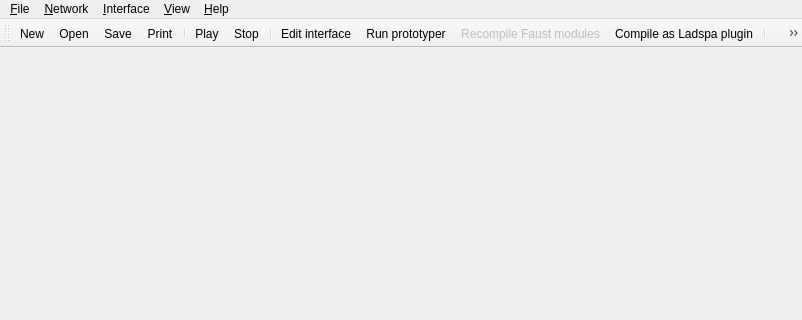
Above: NetworkEditor/src/MainWindow.ui from clam-project/clam before the change; both pictures show x 0 to 802 and y 0 to 320 of the 802 by 508 pixel window. Below: the same form after it.
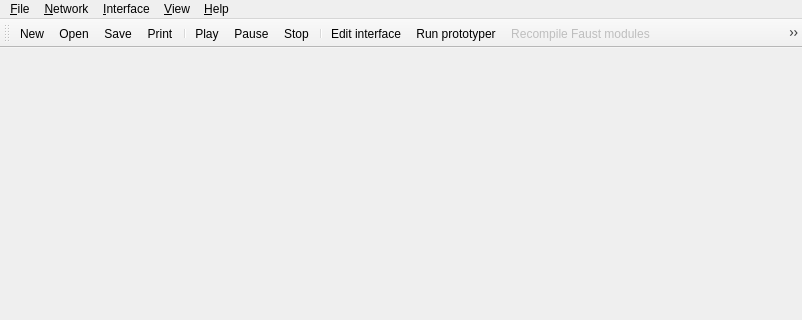
That is the form after the change. Icons and pictures are not drawn.

Commit message: * NetworkEditor: added actions and icons for pause  * NetworkEditor: More resolution for player icons

What changed in the file:
```diff
--- a/NetworkEditor/src/MainWindow.ui
+++ b/NetworkEditor/src/MainWindow.ui
@@ -140,9 +140,9 @@
    <property name="geometry" >
     <rect>
      <x>0</x>
-     <y>32</y>
+     <y>30</y>
      <width>802</width>
-     <height>30</height>
+     <height>39</height>
     </rect>
    </property>
    <property name="windowTitle" >
@@ -163,6 +163,7 @@
    <addaction name="action_Print" />
    <addaction name="separator" />
    <addaction name="action_Play" />
+   <addaction name="action_Pause" />
    <addaction name="action_Stop" />
    <addaction name="separator" />
    <addaction name="action_Edit_interface" />
@@ -446,6 +447,18 @@
     <string>&amp;White colors</string>
    </property>
   </action>
+  <action name="action_Pause" >
+   <property name="icon" >
+    <iconset resource="images.qrc" >
+     <normaloff>:/icons/images/player_pause.png</normaloff>:/icons/images/player_pause.png</iconset>
+   </property>
+   <property name="text" >
+    <string>Pause</string>
+   </property>
+   <property name="shortcut" >
+    <string>Space</string>
+   </property>
+  </action>
  </widget>
  <resources>
   <include location="images.qrc" />
```
Left out of the diff: 11 changed lines with no effect on the pictures. The commit also changes 5 other files.
